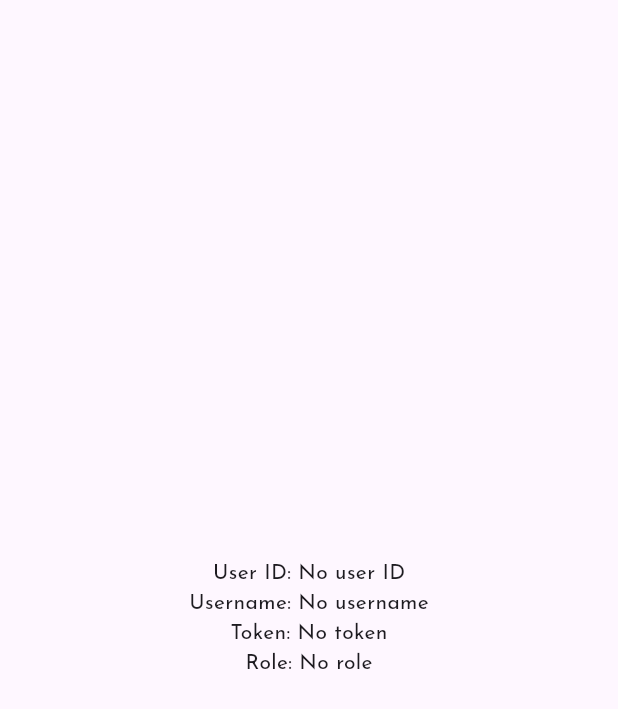
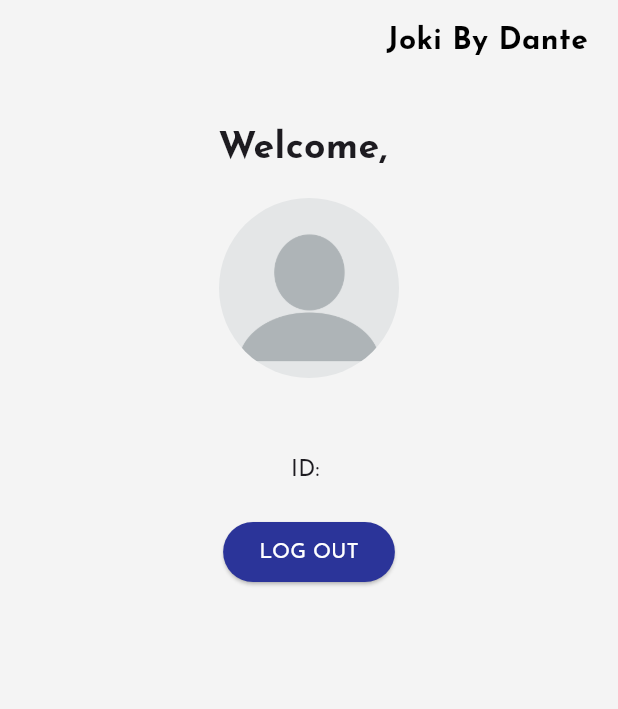
Before and after one commit to zaydant/jokibydante-mobile, a Flutter app: the ProfilePage screen opened directly, on a phone screen of 412 x 824 dp. Shown: the top 709 px of the screen. Run offline on Flutter 3.47's test engine with Material 3 defaults, Android fonts, the phone set to English and light mode, and no system bars; our stand-ins replace curved_navigation_bar, shared_preferences; accounts and stored records are empty.

Commit message:
Created profile page

```diff
--- a/lib/pages/home_page.dart
+++ b/lib/pages/home_page.dart
@@ -25,6 +25,7 @@ class _HomePageState extends State<HomePage> {
       appBar: AppBar(
         backgroundColor: Colors.transparent,
         elevation: 0,
+        automaticallyImplyLeading: false,
         actions: const [
           Padding(
             padding: EdgeInsets.only(right: 20),
--- a/lib/pages/profile_page.dart
+++ b/lib/pages/profile_page.dart
@@ -1,5 +1,7 @@
 import 'package:flutter/material.dart';
 import 'package:jokiapp/models/user_provider.dart';
+import 'package:jokiapp/pages/home_page.dart';
+import 'package:jokiapp/pages/home_screen.dart';
 import 'package:provider/provider.dart';
 
 class ProfilePage extends StatelessWidget {
@@ -8,16 +10,128 @@ class ProfilePage extends StatelessWidget {
   @override
   Widget build(BuildContext context) {
     final userProvider = Provider.of<UserProvider>(context);
-    return Container(
-      child: Center(
-        child: Column(
-          mainAxisAlignment: MainAxisAlignment.center,
-          children: <Widget>[
-            Text('User ID: ${userProvider.uid ?? "No user ID"}'),
-            Text('Username: ${userProvider.username ?? "No username"}'),
-            Text('Token: ${userProvider.token ?? "No token"}'),
-            Text('Role: ${userProvider.role ?? "No role"}'),
-          ],
+    return Scaffold(
+      backgroundColor: const Color.fromRGBO(244, 244, 244, 1),
+      appBar: AppBar(
+        backgroundColor: Colors.transparent,
+        elevation: 0,
+        automaticallyImplyLeading: false,
+        actions: const [
+          Padding(
+            padding: EdgeInsets.only(right: 20),
+            child: Text(
+              'Joki By Dante',
+              style: TextStyle(
+                  color: Colors.black,
+                  fontFamily: 'josefinSans',
+                  fontSize: 20,
+                  fontWeight: FontWeight.bold),
+            ),
+          ),
+        ],
+      ),
+      body: SingleChildScrollView(
+        child: SafeArea(
+          child: Padding(
+            padding: const EdgeInsets.all(20),
+            child: Column(
+              children: [
+                const SizedBox(
+                  height: 5,
+                ),
+                Row(
+                  mainAxisAlignment: MainAxisAlignment.center,
+                  children: [
+                    const Text(
+                      'Welcome, ',
+                      style: TextStyle(
+                        fontFamily: 'josefinSans',
+                        fontSize: 25,
+                        fontWeight: FontWeight.w700,
+                      ),
+                    ),
+                    Text(
+                      userProvider.username ?? '',
+                      style: const TextStyle(
+                        fontSize: 25,
+                        fontWeight: FontWeight.w700,
+                        color: Color.fromRGBO(43, 52, 153, 1),
+                      ),
+                    ),
+                  ],
+                ),
+                const SizedBox(
+                  height: 15,
+                ),
+                CircleAvatar(
+                  radius: 60, // Adjust the size of the circle
+                  backgroundImage: AssetImage('assets/images/profile.png'),
+                  backgroundColor: Colors
+                      .transparent, // Make it transparent if no image is available
+                ),
+                const SizedBox(
+                  height: 15,
+                ),
+                Text(
+                  userProvider.role != null && userProvider.role!.isNotEmpty
+                      ? '${userProvider.role![0].toUpperCase()}${userProvider.role!.substring(1)}'
+                      : '',
+                  style: const TextStyle(
+                    fontSize: 15,
+                  ),
+                ),
+                const SizedBox(height: 15),
+                Text(
+                  'ID: ${userProvider.uid ?? ''}',
+                  style: TextStyle(
+                    fontSize: 15,
+                  ),
+                ),
+                const SizedBox(height: 20),
+                ElevatedButton(
+                  style: ElevatedButton.styleFrom(
+                    foregroundColor: Colors.white,
+                    backgroundColor: const Color.fromRGBO(43, 52, 153, 1),
+                  ),
+                  onPressed: () async {
+                    // Check if the token is available
+                    if (Provider.of<UserProvider>(context, listen: false)
+                                .token !=
+                            null &&
+                        Provider.of<UserProvider>(context, listen: false)
+                            .token!
+                            .isNotEmpty) {
+                      // Show a snackbar message
+                      const snackBar =
+                          SnackBar(content: Text("Logout Successful"));
+                      ScaffoldMessenger.of(context).showSnackBar(snackBar);
+
+                      // Get the UserProvider instance
+                      final userProvider =
+                          Provider.of<UserProvider>(context, listen: false);
+
+                      // Clear the user's data in the provider
+                      userProvider.logout();
+
+                      // navigate to the login screen or show a message
+                      Navigator.pushReplacement(
+                        context,
+                        MaterialPageRoute(
+                          builder: (context) => const HomeScreen(),
+                        ),
+                      );
+                    } else {
+                      // show a message if the token is not available
+                      const snackBar =
+                          SnackBar(content: Text("No active session found."));
+                      ScaffoldMessenger.of(context).showSnackBar(snackBar);
+                    }
+                  },
+                  child: const Text('LOG OUT'),
+                ),
+              ],
+            ),
+          ),
         ),
       ),
     );
```
Also changed, not shown: assets/images/profile.png (added).
